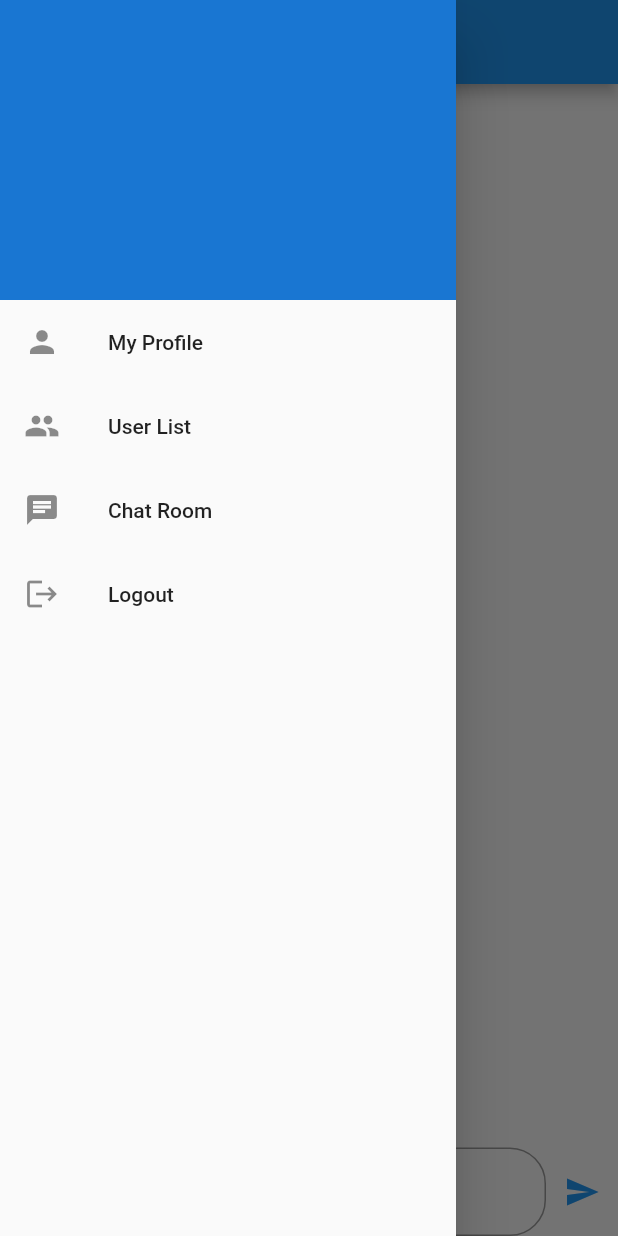
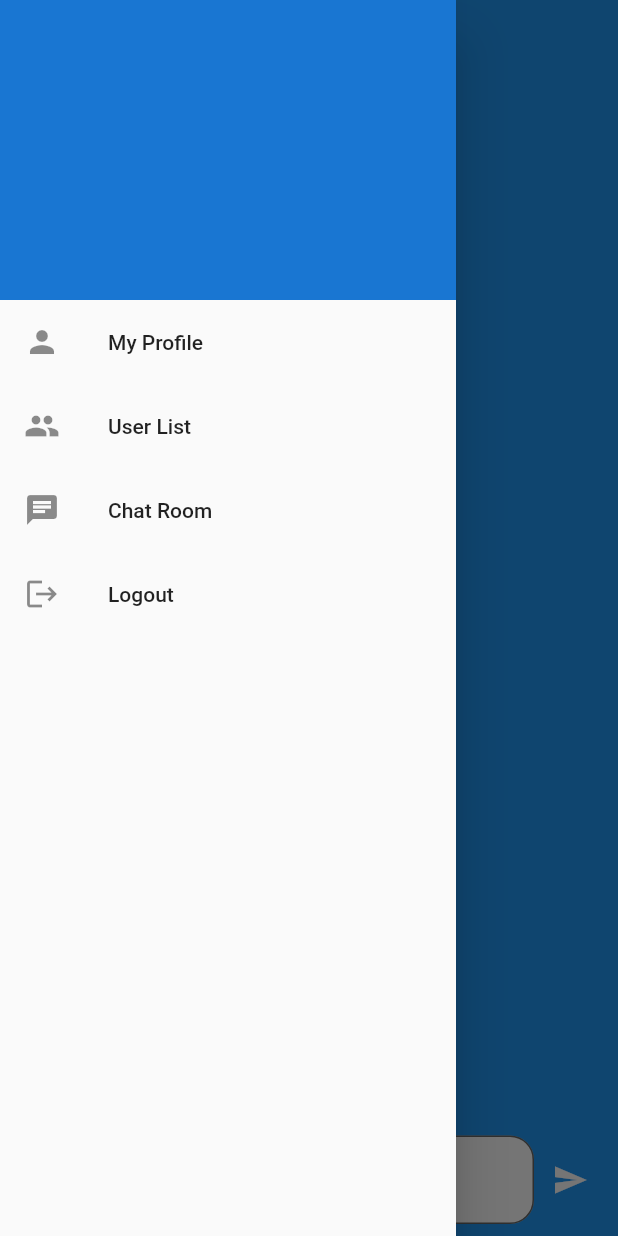
Before and after one commit to Impapon/group-chat, a Flutter app: the ChatRoomPage screen opened by its route, with the side drawer open, on a phone screen of 412 x 824 dp. Run offline on Flutter 3.47's test engine with Material 2 defaults, Android fonts, the phone set to English and light mode, and no system bars; our stand-ins replace cloud_firestore, firebase_auth, firebase_core, firebase_storage, image_picker; accounts and stored records are empty.

Commit message:
chat app done

```diff
--- a/lib/auth/firebase_auth.dart
+++ b/lib/auth/firebase_auth.dart
@@ -1,32 +1,35 @@
 import 'package:firebase_auth/firebase_auth.dart';
 
-class AuthService {
-  static final FirebaseAuth _auth = FirebaseAuth.instance;
+class AuthService{
 
+  static final FirebaseAuth _auth=FirebaseAuth.instance;
   static User? get user => _auth.currentUser;
 
-  static Future<bool> login(String email, String password) async {
-    final credential = await _auth.signInWithEmailAndPassword(
-        email: email, password: password);
-    return credential.user != null;
+
+  static Future<bool> login(String email,String password) async{
+
+   final credential = await _auth.signInWithEmailAndPassword(email: email, password: password);
+
+   return credential.user!=null;
   }
 
-  static Future<bool> register(String email, String password) async {
-    final credential = await _auth.createUserWithEmailAndPassword(
-        email: email, password: password);
-    return credential.user != null;
+  static Future<bool> register(String email,String password) async{
+
+    final credential=await _auth.createUserWithEmailAndPassword(email: email, password: password);
+
+    return credential.user!=null;
   }
 
-  static Future<void> logout() => _auth.signOut();
+  static Future<void> logOut()=>_auth.signOut();
 
   static Future<void> updateDisplayName(String name) =>
-      _auth.currentUser!.updateDisplayName(name);
+    _auth.currentUser!.updateDisplayName(name);
 
   static Future<void> updatePhotoUrl(String url) =>
       _auth.currentUser!.updatePhotoURL(url);
 
-
   static Future<void> updateEmail(String email) {
     return _auth.currentUser!.updateEmail(email);
   }
+
 }
--- a/lib/db/db_helper.dart
+++ /dev/null
@@ -1,40 +0,0 @@
-import 'package:cloud_firestore/cloud_firestore.dart';
-import 'package:firebase_day36/models/message_model.dart';
-import 'package:firebase_day36/models/user_model.dart';
-
-class DbHelper {
-  static const String _collectionUser = 'users';
-  static final FirebaseFirestore _db = FirebaseFirestore.instance;
-  static const String _collectionChatRoomMessages = "ChatRoomMessages";
-
-  static Future<void> addUser(UserModel userModel) {
-    final doc = _db.collection(_collectionUser).doc(userModel.uid);
-    return doc.set(userModel.toMap());
-  }
-
-  static Stream<DocumentSnapshot<Map<String, dynamic>>> getUserById(
-          String uid) =>
-      _db.collection(_collectionUser).doc(uid).snapshots();
-
-  static Future<void> updateProfile(String uid, Map<String, dynamic> map) {
-    return _db.collection(_collectionUser).doc(uid).update(map);
-  }
-
-  static Future<void> addMsg(MessageModel messageModel) => _db
-      .collection(_collectionChatRoomMessages)
-      .doc()
-      .set(messageModel.toMap());
-
-  static Stream<QuerySnapshot<Map<String, dynamic>>> getAllChatRoomMessages() =>
-      _db
-          .collection(_collectionChatRoomMessages)
-          .orderBy('msgId', descending: true)
-          .snapshots();
-
-  static Stream<QuerySnapshot<Map<String, dynamic>>> getAllRemainingUsers(
-          String uid) =>
-      _db
-          .collection(_collectionUser)
-          .where('uid', isNotEqualTo: uid)
-          .snapshots();
-}
--- /dev/null
+++ b/lib/db/dbhelper.dart
@@ -0,0 +1,35 @@
+import 'package:cloud_firestore/cloud_firestore.dart';
+import 'package:firebase_day36/models/message_model.dart';
+import 'package:firebase_day36/models/usermodel.dart';
+
+class DbHelper {
+  static const String _collectionUser = 'Users';
+  static const String _collectionChatRoomMessages = 'ChatRoomMessages';
+  static final FirebaseFirestore _db = FirebaseFirestore.instance;
+
+  static Future<void> addUser(UserModel userModel) {
+    final doc = _db.collection(_collectionUser).doc(userModel.uid);
+    return doc.set(userModel.toMap());
+  }
+
+  static Future<void> addMsg(MessageModel messageModel) =>
+    _db.collection(_collectionChatRoomMessages)
+        .doc().set(messageModel.toMap());
+
+  static Stream<QuerySnapshot<Map<String, dynamic>>> getAllChatRoomMessages() =>
+    _db.collection(_collectionChatRoomMessages)
+        .orderBy('msgId', descending: true)
+        .snapshots();
+
+  static Stream<QuerySnapshot<Map<String, dynamic>>> getAllRemainingUsers(String uid) =>
+      _db.collection(_collectionUser)
+          .where('uid', isNotEqualTo: uid)
+          .snapshots();
+
+  static Stream<DocumentSnapshot<Map<String, dynamic>>> getUserById(String uid) =>
+      _db.collection(_collectionUser).doc(uid).snapshots();
+
+  static Future<void> updateProfile(String uid, Map<String, dynamic> map) {
+    return _db.collection(_collectionUser).doc(uid).update(map);
+  }
+}
--- a/lib/main.dart
+++ b/lib/main.dart
@@ -1,44 +1,48 @@
-import 'package:firebase_core/firebase_core.dart';
+
 import 'package:firebase_day36/auth/firebase_auth.dart';
 import 'package:firebase_day36/pages/chat_room_page.dart';
-import 'package:firebase_day36/pages/launcher_page.dart';
 import 'package:firebase_day36/pages/login_page.dart';
-import 'package:firebase_day36/pages/profile_page.dart';
-import 'package:firebase_day36/pages/user_list_page.dart';
 import 'package:firebase_day36/providers/chat_room_provider.dart';
-import 'package:firebase_day36/providers/user_provider.dart';
 import 'package:flutter/material.dart';
+import 'package:firebase_core/firebase_core.dart';
 import 'package:provider/provider.dart';
+
+import 'pages/launcher_page.dart';
+import 'pages/profile_page.dart';
+import 'pages/user_list_page.dart';
+import 'providers/user_provider.dart';
 
 void main() async {
   WidgetsFlutterBinding.ensureInitialized();
   await Firebase.initializeApp();
-  runApp(MultiProvider(providers: [
+  runApp(MultiProvider(
+    providers: [
       ChangeNotifierProvider(create: (_) => UserProvider()),
       ChangeNotifierProvider(create: (_) => ChatRoomProvider()),
-  ], child: const MyApp()));
+    ],
+    child: const MyApp(),
+  ));
 }
 
 class MyApp extends StatefulWidget {
-  const MyApp({Key? key}) : super(key: key);
+  const MyApp({super.key});
 
   @override
   State<MyApp> createState() => _MyAppState();
 }
 
-class _MyAppState extends State<MyApp> with WidgetsBindingObserver {
+class _MyAppState extends State<MyApp> with WidgetsBindingObserver{
   @override
   void initState() {
     WidgetsBinding.instance.addObserver(this);
-
     super.initState();
   }
 
   @override
   void didChangeDependencies() {
-    if (AuthService.user != null) {
+    if(AuthService.user != null) {
       Provider.of<UserProvider>(context, listen: false)
-          .updateProfile(AuthService.user!.uid, {'available': true});
+          .updateProfile(AuthService.user!.uid, {'available' : true});
     }
     super.didChangeDependencies();
   }
@@ -51,21 +55,20 @@ class _MyAppState extends State<MyApp> with WidgetsBindingObserver {
 
   @override
   void didChangeAppLifecycleState(AppLifecycleState state) {
-    if (state == AppLifecycleState.paused) {
-      if (AuthService.user != null) {
+    if(state == AppLifecycleState.paused) {
+      if(AuthService.user != null) {
         Provider.of<UserProvider>(context, listen: false)
-            .updateProfile(AuthService.user!.uid, {'available': false});
+            .updateProfile(AuthService.user!.uid, {'available' : false});
       }
-    } else if (state == AppLifecycleState.resumed) {
-      if (AuthService.user != null) {
+    } else if(state == AppLifecycleState.resumed) {
+      if(AuthService.user != null) {
         Provider.of<UserProvider>(context, listen: false)
-            .updateProfile(AuthService.user!.uid, {'available': true});
+            .updateProfile(AuthService.user!.uid, {'available' : true});
       }
     }
     super.didChangeAppLifecycleState(state);
   }
 
-  // This widget is the root of your application.
   @override
   Widget build(BuildContext context) {
     return MaterialApp(
@@ -81,6 +84,7 @@ class _MyAppState extends State<MyApp> with WidgetsBindingObserver {
         ProfilePage.routeName: (_) => ProfilePage(),
         ChatRoomPage.routeName: (_) => ChatRoomPage(),
         UserListPage.routeName: (_) => UserListPage(),
-        });
+      },
+    );
   }
 }
--- a/lib/pages/chat_room_page.dart
+++ b/lib/pages/chat_room_page.dart
@@ -1,11 +1,13 @@
+
 import 'package:firebase_day36/providers/chat_room_provider.dart';
 import 'package:firebase_day36/widgets/main_drawer.dart';
-import 'package:firebase_day36/widgets/message_item.dart';
 import 'package:flutter/material.dart';
 import 'package:provider/provider.dart';
 
+import '../widgets/message_item.dart';
+
 class ChatRoomPage extends StatefulWidget {
-  static const routeName = '/chat';
+  static const String routeName = '/chat_room';
 
   const ChatRoomPage({Key? key}) : super(key: key);
 
@@ -15,11 +17,11 @@ class ChatRoomPage extends StatefulWidget {
 
 class _ChatRoomPageState extends State<ChatRoomPage> {
   bool isFirst = true;
-  final textController = TextEditingController();
+  final txtController = TextEditingController();
 
   @override
   void dispose() {
-    textController.dispose();
+    txtController.dispose();
     super.dispose();
   }
 
@@ -36,9 +38,11 @@ class _ChatRoomPageState extends State<ChatRoomPage> {
   @override
   Widget build(BuildContext context) {
     return Scaffold(
+      backgroundColor: Theme.of(context).primaryColor,
       drawer: const MainDrawer(),
       appBar: AppBar(
-        title: const Text("Chat Room"),
+        elevation: 0,
+        title: const Text('Chat Room'),
       ),
       body: Consumer<ChatRoomProvider>(
         builder: (context, provider, _) => Column(
@@ -50,29 +54,39 @@ class _ChatRoomPageState extends State<ChatRoomPage> {
                 itemBuilder: (context, index) {
                   final messageModel = provider.msgList[index];
                   return MessageItem(messageModel: messageModel);
-                  }),
+                },
               ),
-            Row(
+            ),
+            Padding(
+              padding: const EdgeInsets.all(8.0),
+              child: Row(
                 children: [
                   Expanded(
                     child: TextField(
-                    controller: textController,
+                      //keyboardType: TextInputType.text,
+                      controller: txtController,
                       decoration: InputDecoration(
+                        filled: true,
+                          fillColor: Colors.white,
                           border: OutlineInputBorder(
-                            borderRadius: BorderRadius.circular(24)),
-                        hintText: "Type your message here"),
+                            borderRadius: BorderRadius.circular(16),
+                          ),
+                          hintText: 'Type your message here'),
                     ),
                   ),
                   IconButton(
+                    icon: Icon(
+                      Icons.send,
+                      color: Colors.white,
+                    ),
                     onPressed: () {
-                    if (textController.text.isEmpty) return;
-                    provider.addMessage(textController.text);
-                    textController.clear();
+                      if(txtController.text.isEmpty) return;
+                      provider.addMessage(txtController.text);
+                      txtController.clear();
                     },
-                  icon: Icon(Icons.send),
-                  color: Theme.of(context).primaryColor,
                   )
                 ],
+              ),
             ),
           ],
         ),
--- a/lib/providers/chat_room_provider.dart
+++ b/lib/providers/chat_room_provider.dart
@@ -1,8 +1,9 @@
 import 'package:cloud_firestore/cloud_firestore.dart';
 import 'package:firebase_day36/auth/firebase_auth.dart';
-import 'package:firebase_day36/db/db_helper.dart';
-import 'package:firebase_day36/models/message_model.dart';
+import 'package:firebase_day36/db/dbhelper.dart';
 import 'package:flutter/material.dart';
+
+import '../models/message_model.dart';
 
 class ChatRoomProvider extends ChangeNotifier {
   List<MessageModel> msgList = [];
--- a/lib/widgets/message_item.dart
+++ b/lib/widgets/message_item.dart
@@ -1,7 +1,8 @@
+
 import 'package:firebase_day36/auth/firebase_auth.dart';
 import 'package:firebase_day36/models/message_model.dart';
-import 'package:firebase_day36/utils/helper_function.dart';
 import 'package:flutter/material.dart';
+import '../utils/helper_functions.dart';
 
 class MessageItem extends StatelessWidget {
   final MessageModel messageModel;
```
Also changed, not shown: lib/models/usermodel.dart (renamed from lib/models/user_model.dart, +9 -9 lines), lib/pages/launcher_page.dart (+13 -12 lines), lib/pages/login_page.dart (+80 -53 lines), lib/pages/profile_page.dart (+5 -5 lines), lib/pages/user_list_page.dart (+16 -7 lines), lib/providers/user_provider.dart (+13 -13 lines), lib/widgets/main_drawer.dart (+13 -18 lines), lib/widgets/user_item.dart (renamed from lib/widgets/user_items.dart, +15 -7 lines), lib/utils/helper_functions.dart (line endings or trailing spaces). Lines whose indentation alone changed are shown as unchanged.
